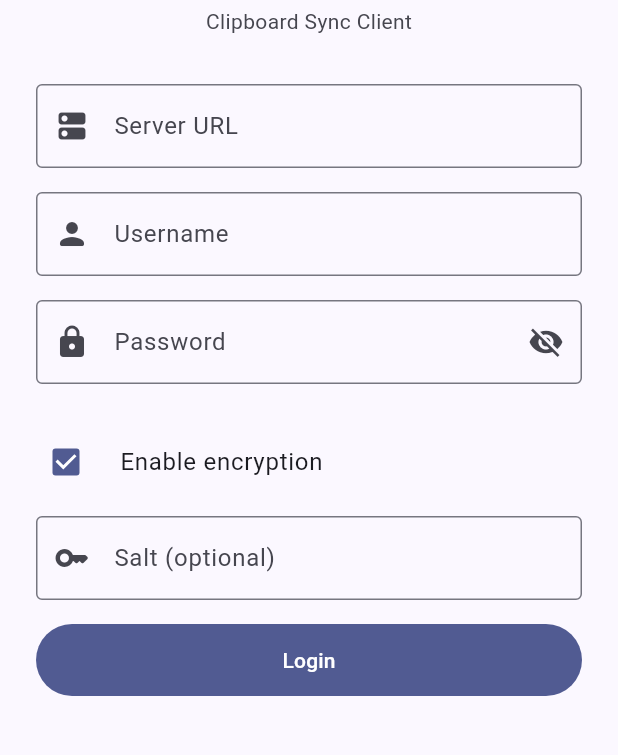
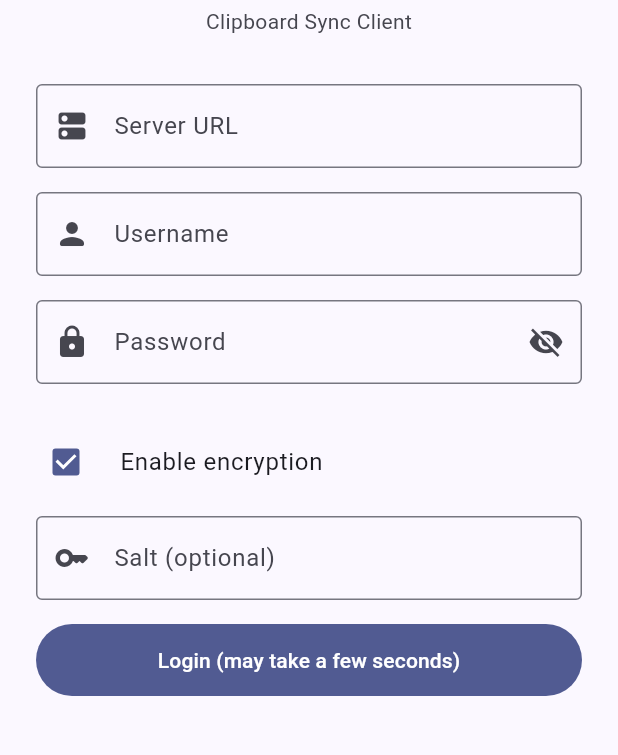
Before and after one commit to alcalaperez/cascade-clipboard-android, a Flutter app: the screen it shows after launch, after a tap on "Enable encryption", on a phone screen of 412 x 824 dp, the part 354-1109 px from its top. Run offline on Flutter 3.47's test engine with Material 3 defaults, Android fonts, the phone set to English and light mode, and no system bars; our stand-ins replace cookie_jar, dio, dio_cookie_manager, flutter_secure_storage, permission_handler; missing offline and left inert: flutter_background_service, pointycastle, stomp_dart_client.

Commit message:
No UI blocking while deriving key

```diff
--- a/lib/main.dart
+++ b/lib/main.dart
@@ -75,14 +75,18 @@ class _SplashScreen extends StatelessWidget {
 
   @override
   Widget build(BuildContext context) {
-    return const Scaffold(
+    return Scaffold(
       body: Center(
         child: Column(
           mainAxisSize: MainAxisSize.min,
           children: [
-            Icon(Icons.content_paste_rounded, size: 64),
-            SizedBox(height: 16),
-            CircularProgressIndicator(),
+            Icon(Icons.content_paste_rounded, size: 64,
+                color: Theme.of(context).colorScheme.primary),
+            const SizedBox(height: 16),
+            const CircularProgressIndicator(),
+            const SizedBox(height: 16),
+            Text('Deriving encryption key...',
+                style: Theme.of(context).textTheme.bodySmall),
           ],
         ),
       ),
--- a/lib/screens/login_screen.dart
+++ b/lib/screens/login_screen.dart
@@ -207,15 +207,22 @@ class _LoginScreenState extends State<LoginScreen> {
                     child: FilledButton(
                       onPressed: _auth.isLoading ? null : _submit,
                       child: _auth.isLoading
-                          ? const SizedBox(
+                          ? Row(
+                              mainAxisSize: MainAxisSize.min,
+                              children: const [
+                                SizedBox(
                                   width: 20,
                                   height: 20,
                                   child: CircularProgressIndicator(
                                     strokeWidth: 2,
                                     color: Colors.white,
                                   ),
+                                ),
+                                SizedBox(width: 12),
+                                Text('Logging in...'),
+                              ],
                             )
-                          : const Text('Login'),
+                          : Text(_encryptionEnabled ? 'Login (may take a few seconds)' : 'Login'),
                     ),
                   ),
                 ],
```
Also changed, not shown: lib/services/auth_service.dart (+8 -1 lines), 2 other files. Lines whose indentation alone changed are shown as unchanged.
